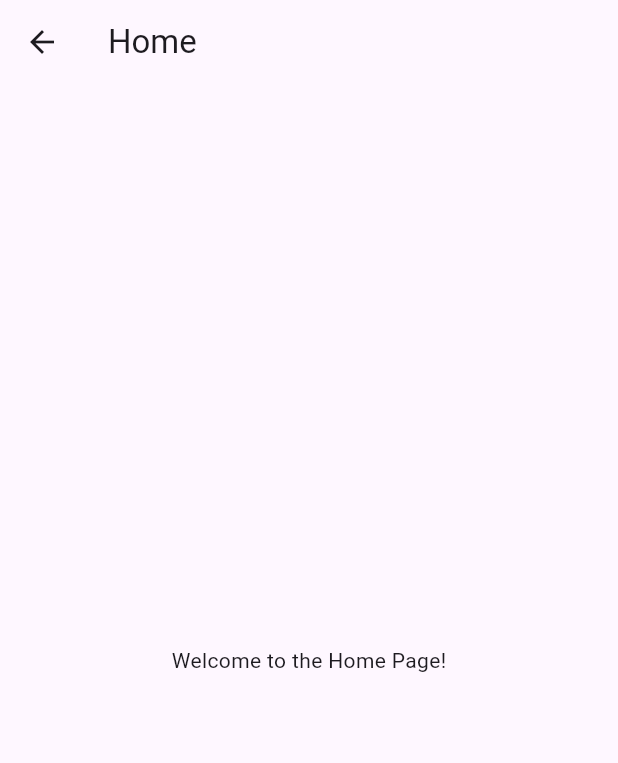
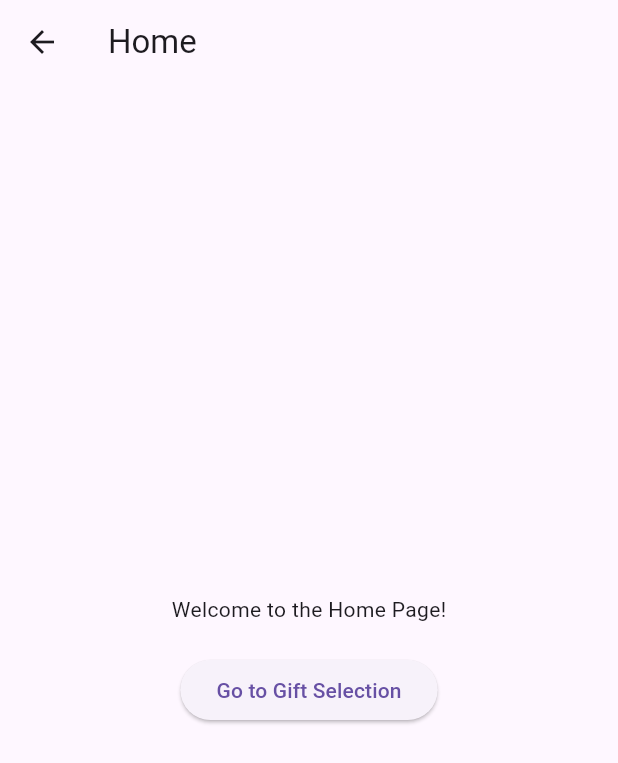
Before and after one commit to Maryam92210054/project1mobile, a Flutter app: the HomePage screen opened by its route, on a phone screen of 412 x 824 dp. Shown: the top 763 px of the screen. Run offline on Flutter 3.47's test engine with Material 3 defaults, Android fonts, the phone set to English and light mode, and no system bars.

Commit message:
Update home_page.dart

```diff
--- a/lib/home_page.dart
+++ b/lib/home_page.dart
@@ -1,4 +1,5 @@
 import 'package:flutter/material.dart';
+import 'gift_selections_page.dart'; // Import the correct page
 
 class HomePage extends StatelessWidget {
   const HomePage({super.key});
@@ -7,8 +8,26 @@ class HomePage extends StatelessWidget {
   Widget build(BuildContext context) {
     return Scaffold(
       appBar: AppBar(title: const Text('Home')),
-      body: const Center(
-        child: Text('Welcome to the Home Page!'),
+      body: Center(
+        child: Column(
+          mainAxisAlignment: MainAxisAlignment.center,
+          children: [
+            const Text('Welcome to the Home Page!'),
+            const SizedBox(height: 20), // Adds spacing between text and button
+            ElevatedButton(
+              onPressed: () {
+                Navigator.push(
+                  context,
+                  MaterialPageRoute(
+                    builder: (context) => SelectionScreen(userId: 1), // Replace '1' with the actual userId
+                  ),
+                );
+              },
+              child: const Text('Go to Gift Selection'),
+            ),
+
+          ],
+        ),
       ),
     );
   }
```
